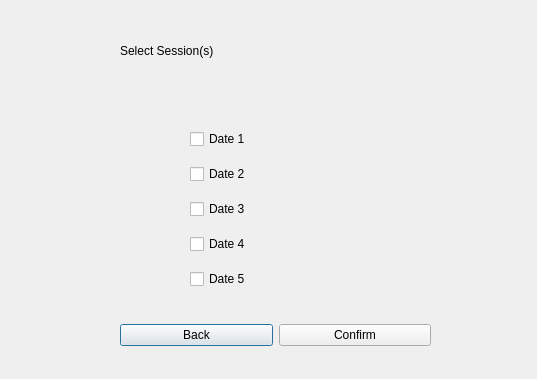
This is Kin-tech/d3_pillbox.ui in sankomil/Kin-tech-test as Qt 5 draws it before an edit. The edited form follows.
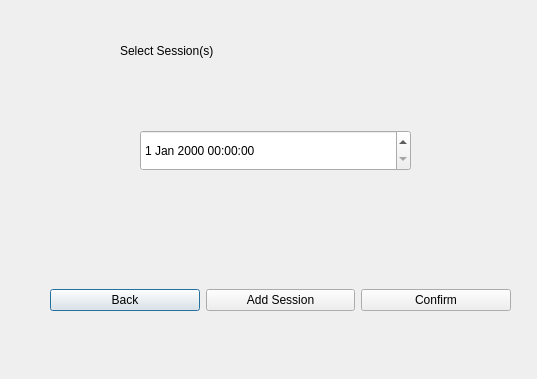
This is the edited form.

Commit message: Implemented multiple session adding for pillbox

Patch:
```diff
--- a/Kin-tech/d3_pillbox.ui
+++ b/Kin-tech/d3_pillbox.ui
@@ -29,60 +29,13 @@
     <string>Select Session(s)</string>
    </property>
   </widget>
-  <widget class="QWidget" name="">
+  <widget class="QWidget" name="layoutWidget">
    <property name="geometry">
     <rect>
-     <x>190</x>
-     <y>120</y>
-     <width>141</width>
-     <height>181</height>
-    </rect>
-   </property>
-   <layout class="QVBoxLayout" name="verticalLayout">
-    <item>
-     <widget class="QCheckBox" name="checkBox_5">
-      <property name="text">
-       <string>Date 1</string>
-      </property>
-     </widget>
-    </item>
-    <item>
-     <widget class="QCheckBox" name="checkBox">
-      <property name="text">
-       <string>Date 2</string>
-      </property>
-     </widget>
-    </item>
-    <item>
-     <widget class="QCheckBox" name="checkBox_2">
-      <property name="text">
-       <string>Date 3</string>
-      </property>
-     </widget>
-    </item>
-    <item>
-     <widget class="QCheckBox" name="checkBox_3">
-      <property name="text">
-       <string>Date 4</string>
-      </property>
-     </widget>
-    </item>
-    <item>
-     <widget class="QCheckBox" name="checkBox_4">
-      <property name="text">
-       <string>Date 5</string>
-      </property>
-     </widget>
-    </item>
-   </layout>
-  </widget>
-  <widget class="QWidget" name="">
-   <property name="geometry">
-    <rect>
-     <x>120</x>
-     <y>320</y>
-     <width>311</width>
-     <height>30</height>
+     <x>50</x>
+     <y>250</y>
+     <width>461</width>
+     <height>101</height>
     </rect>
    </property>
    <layout class="QHBoxLayout" name="horizontalLayout">
@@ -93,6 +46,13 @@
       </property>
      </widget>
     </item>
+    <item>
+     <widget class="QPushButton" name="session_button">
+      <property name="text">
+       <string>Add Session</string>
+      </property>
+     </widget>
+    </item>
     <item>
      <widget class="QPushButton" name="pushButton_2">
       <property name="text">
@@ -102,6 +62,16 @@
     </item>
    </layout>
   </widget>
+  <widget class="QDateTimeEdit" name="dateTimeEdit">
+   <property name="geometry">
+    <rect>
+     <x>140</x>
+     <y>130</y>
+     <width>271</width>
+     <height>41</height>
+    </rect>
+   </property>
+  </widget>
  </widget>
  <resources/>
  <connections/>
```
The commit also changes 10 other files.
